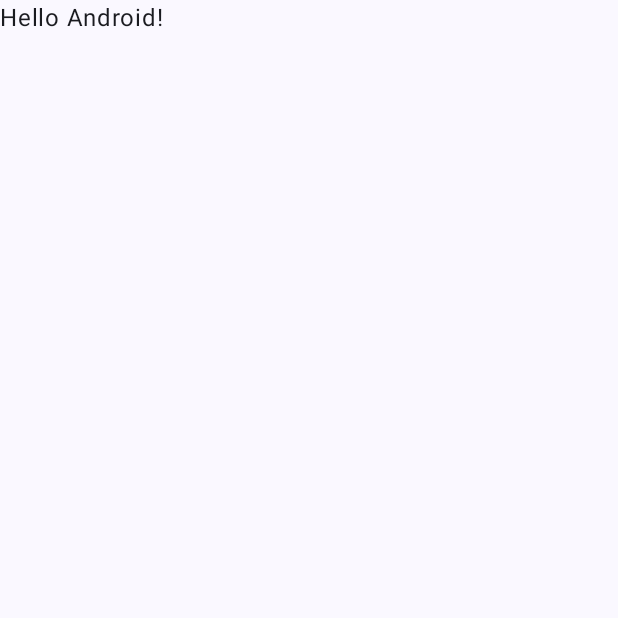
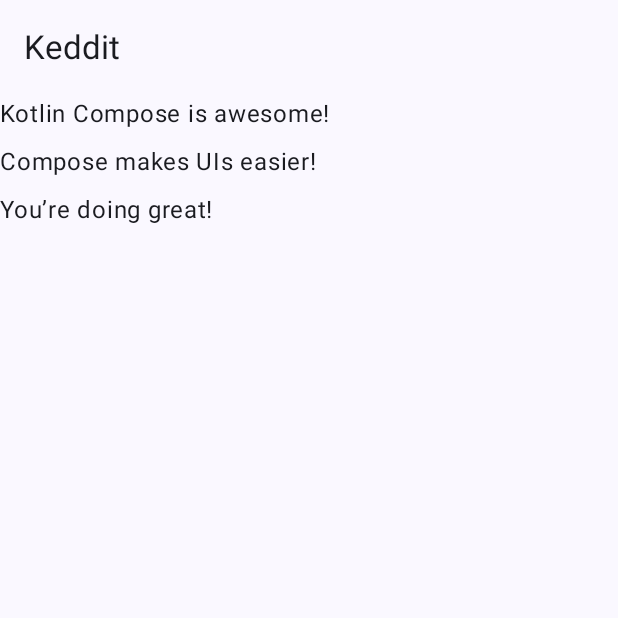
Before and after one commit to Tasnuva12/Keddit, an Android app built with Jetpack Compose: the screen it shows after launch (MainActivity), on a phone screen of 412 x 824 dp, the top half of it. Before the commit the part shown is almost empty. Run offline under Robolectric (Android 15) with nearby library versions, the phone set to English and light mode, and no system bars.

Commit message:
Project setup, Navigation Graph , One Screen

```diff
--- a/app/build.gradle.kts
+++ b/app/build.gradle.kts
@@ -2,6 +2,7 @@ plugins {
     alias(libs.plugins.android.application)
     alias(libs.plugins.kotlin.android)
     alias(libs.plugins.kotlin.compose)
+    kotlin("plugin.serialization") version "1.9.10"
 }
 
 android {
@@ -49,6 +50,8 @@ dependencies {
     implementation(libs.androidx.ui.graphics)
     implementation(libs.androidx.ui.tooling.preview)
     implementation(libs.androidx.material3)
+    implementation(libs.navigation.compose)
+    implementation(libs.kotlinx.serialization.json)
     testImplementation(libs.junit)
     androidTestImplementation(libs.androidx.junit)
     androidTestImplementation(libs.androidx.espresso.core)
@@ -56,4 +59,6 @@ dependencies {
     androidTestImplementation(libs.androidx.ui.test.junit4)
     debugImplementation(libs.androidx.ui.tooling)
     debugImplementation(libs.androidx.ui.test.manifest)
+
+
 }
--- a/app/src/main/java/com/example/keddit/MainActivity.kt
+++ b/app/src/main/java/com/example/keddit/MainActivity.kt
@@ -4,13 +4,7 @@ import android.os.Bundle
 import androidx.activity.ComponentActivity
 import androidx.activity.compose.setContent
 import androidx.activity.enableEdgeToEdge
-import androidx.compose.foundation.layout.fillMaxSize
-import androidx.compose.foundation.layout.padding
-import androidx.compose.material3.Scaffold
-import androidx.compose.material3.Text
-import androidx.compose.runtime.Composable
-import androidx.compose.ui.Modifier
-import androidx.compose.ui.tooling.preview.Preview
+import com.example.keddit.navigation.NavGraph
 import com.example.keddit.ui.theme.KedditTheme
 
 class MainActivity : ComponentActivity() {
@@ -19,29 +13,8 @@ class MainActivity : ComponentActivity() {
         enableEdgeToEdge()
         setContent {
             KedditTheme {
-                Scaffold(modifier = Modifier.fillMaxSize()) { innerPadding ->
-                    Greeting(
-                        name = "Android",
-                        modifier = Modifier.padding(innerPadding)
-                    )
-                }
+                NavGraph()
             }
         }
     }
 }
-
-@Composable
-fun Greeting(name: String, modifier: Modifier = Modifier) {
-    Text(
-        text = "Hello $name!",
-        modifier = modifier
-    )
-}
-
-@Preview(showBackground = true)
-@Composable
-fun GreetingPreview() {
-    KedditTheme {
-        Greeting("Android")
-    }
-}
--- /dev/null
+++ b/app/src/main/java/com/example/keddit/navigation/NavGraph.kt
@@ -0,0 +1,56 @@
+package com.example.keddit.navigation
+
+import androidx.compose.foundation.layout.fillMaxSize
+import androidx.compose.foundation.layout.padding
+import androidx.compose.material3.ExperimentalMaterial3Api
+import androidx.compose.material3.Scaffold
+import androidx.compose.material3.SnackbarHostState
+import androidx.compose.material3.Text
+import androidx.compose.material3.TopAppBar
+import androidx.compose.runtime.Composable
+import androidx.compose.runtime.remember
+import androidx.compose.runtime.rememberCoroutineScope
+import androidx.compose.ui.Modifier
+import androidx.navigation.compose.NavHost
+import androidx.navigation.compose.composable
+import androidx.navigation.compose.rememberNavController
+import com.example.keddit.screens.NewsScreen
+import com.example.keddit.screens.Screen
+
+
+@OptIn(ExperimentalMaterial3Api::class)
+
+@Composable
+fun NavGraph()
+{
+    val snackbarHostState=remember{ SnackbarHostState() }
+    val navController= rememberNavController()
+
+    val scope = rememberCoroutineScope()
+    Scaffold(
+        modifier = Modifier.fillMaxSize(),
+
+        // Top bar, similar to Toolbar in old View system
+        topBar = {
+            TopAppBar(
+                title = { Text("Keddit") } // Title inside the top app bar
+            )
+        },
+
+
+
+    ) { innerPadding ->
+        NavHost(
+            navController = navController,
+            startDestination = Screen.NewsScreen.route
+        ){
+            composable(Screen.NewsScreen.route) {
+                NewsScreen(
+                    navController,
+                    modifier = Modifier.padding(innerPadding)
+
+                )
+            }
+        }
+    }
+}
--- /dev/null
+++ b/app/src/main/java/com/example/keddit/screens/NewsScreen.kt
@@ -0,0 +1,32 @@
+package com.example.keddit.screens
+
+import androidx.compose.foundation.layout.Arrangement
+import androidx.compose.foundation.layout.Box
+import androidx.compose.foundation.layout.fillMaxSize
+import androidx.compose.foundation.lazy.LazyColumn
+import androidx.compose.material3.Text
+import androidx.compose.runtime.Composable
+import androidx.compose.ui.Modifier
+import androidx.compose.ui.unit.dp
+import androidx.navigation.NavHostController
+import androidx.compose.foundation.lazy.items
+
+@Composable
+fun NewsScreen(navController: NavHostController, modifier: Modifier=Modifier,){
+    val newsItems=listOf(
+        "Kotlin Compose is awesome!",
+        "Compose makes UIs easier!",
+        "You’re doing great!"
+    )
+    Box(
+        modifier=modifier.fillMaxSize()
+    ){
+        LazyColumn(
+            verticalArrangement = Arrangement.spacedBy (8.dp)
+        ){
+            items(newsItems){
+                    item-> Text(text=item)
+            }
+        }
+    }
+}
--- /dev/null
+++ b/app/src/main/java/com/example/keddit/screens/Screen.kt
@@ -0,0 +1,13 @@
+package com.example.keddit.screens
+
+import kotlinx.serialization.Serializable
+
+
+sealed class Screen {
+    @Serializable
+    data object NewsScreen:Screen(){
+         val route  = "news_screen"
+    }
+
+
+}
--- a/gradle/libs.versions.toml
+++ b/gradle/libs.versions.toml
@@ -8,6 +8,8 @@ espressoCore = "3.6.1"
 lifecycleRuntimeKtx = "2.8.7"
 activityCompose = "1.10.1"
 composeBom = "2024.09.00"
+nav = "2.7.5"
+kotlinx-serialization = "1.6.3"
 
 [libraries]
 androidx-core-ktx = { group = "androidx.core", name = "core-ktx", version.ref = "coreKtx" }
@@ -24,6 +26,8 @@ androidx-ui-tooling-preview = { group = "androidx.compose.ui", name = "ui-toolin
 androidx-ui-test-manifest = { group = "androidx.compose.ui", name = "ui-test-manifest" }
 androidx-ui-test-junit4 = { group = "androidx.compose.ui", name = "ui-test-junit4" }
 androidx-material3 = { group = "androidx.compose.material3", name = "material3" }
+navigation-compose = { group = "androidx.navigation", name = "navigation-compose", version.ref = "nav" }
+kotlinx-serialization-json = { group = "org.jetbrains.kotlinx", name = "kotlinx-serialization-json", version.ref = "kotlinx-serialization" }
 
 [plugins]
 android-application = { id = "com.android.application", version.ref = "agp" }
```
